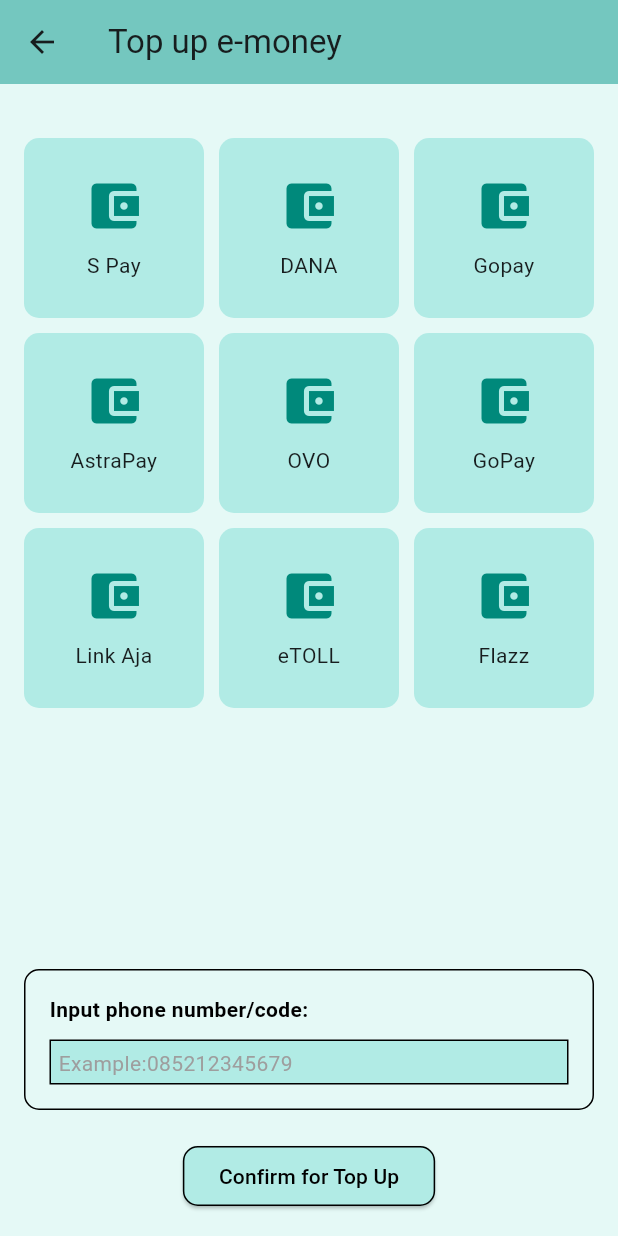
After one commit to iunoz/uts_mobile_banking, a Flutter app: the HomeScreen screen opened directly, after a tap on "Top Up E-Money", on a phone screen of 412 x 824 dp. The commit adds this screen. Run offline on Flutter 3.47's test engine with Material 3 defaults, Android fonts, the phone set to English and light mode, and no system bars; network calls fail.

Commit message:
topupemonscreen dan widget_tahap1

```diff
--- a/lib/screens/balance_screen.dart
+++ b/lib/screens/balance_screen.dart
@@ -5,10 +5,10 @@ class BalanceScreen extends StatefulWidget {
   const BalanceScreen({super.key});
 
   @override
-  _BalanceScreenState createState() => _BalanceScreenState();
+  BalanceScreenState createState() => BalanceScreenState();
 }
 
-class _BalanceScreenState extends State<BalanceScreen> {
+class BalanceScreenState extends State<BalanceScreen> {
   bool _isBalanceHidden =
       true; // This boolean will track whether the balance is hidden or shown
 
--- a/lib/screens/home_screen.dart
+++ b/lib/screens/home_screen.dart
@@ -1,4 +1,5 @@
 import 'package:flutter/material.dart';
+import 'package:uts_mobile_banking/screens/topupemoney_screen.dart';
 import '../widgets/custom_button.dart';
 import 'changecard_screen.dart';
 import 'notification_screen.dart';
@@ -23,34 +24,40 @@ class HomeScreen extends StatelessWidget {
         centerTitle: true,
         backgroundColor: Colors.teal,
       ),
-      body: Center(
+      body: const Center(
         child: Column(
           mainAxisAlignment: MainAxisAlignment.center,
           children: [
             // Tombol untuk ChangeCardScreen
-            const CustomButton(
-              buttonText: 'Change Card Screen',
+            CustomButton(
+              buttonText: 'Change Card',
               destination: ChangeCardScreen(),
               color: Color.fromARGB(255, 192, 248, 214),
             ),
-            const SizedBox(height: 20), // jarak antar tombol
+            SizedBox(height: 20), // jarak antar tombol
             // Tombol untuk NotificationScreen
             CustomButton(
               buttonText: 'Notifications',
               destination: NotificationScreen(),
-              color: const Color.fromARGB(255, 192, 248, 214),
+              color: Color.fromARGB(255, 192, 248, 214),
             ),
-            const SizedBox(height: 20),
+            SizedBox(height: 20),
             // Tombol untuk ProfileScreen
-            const CustomButton(
+            CustomButton(
               buttonText: 'Profile',
               destination: ProfileScreen(),
               color: Color.fromARGB(255, 192, 248, 214),
             ),
-            const SizedBox(height: 20),
-            const CustomButton(
+            SizedBox(height: 20),
+            CustomButton(
               buttonText: 'Balance',
               destination: BalanceScreen(),
+              color: Color.fromARGB(255, 192, 248, 214),
+            ),
+            SizedBox(height: 20),
+            CustomButton(
+              buttonText: 'Top Up E-Money',
+              destination: TopupemoneyScreen(),
               color: Color.fromARGB(255, 192, 248, 214),
             ),
           ],
--- /dev/null
+++ b/lib/screens/topupemoney_screen.dart
@@ -0,0 +1,129 @@
+import 'package:flutter/material.dart';
+import '../widgets/emoney_option.dart';
+
+class TopupemoneyScreen extends StatelessWidget {
+  const TopupemoneyScreen({super.key});
+  @override
+  Widget build(BuildContext context) {
+    return Scaffold(
+      appBar: AppBar(
+        title: const Text('Top up e-money'),
+        backgroundColor: const Color.fromARGB(255, 116, 199, 191),
+      ),
+      body: Container(
+        color: const Color.fromARGB(255, 229, 249, 246), // Warna latar belakang
+        padding: const EdgeInsets.all(16.0),
+        child: Column(
+          crossAxisAlignment: CrossAxisAlignment.start,
+          children: [
+            const SizedBox(height: 20),
+            Expanded(
+              child: GridView.count(
+                // Membuat grid 3x3
+                crossAxisCount: 3,
+                crossAxisSpacing: 10,
+                mainAxisSpacing: 10,
+                children: [
+                  EmoneyOption(
+                    name: "S Pay",
+                    icon: Icons.account_balance_wallet,
+                    onTap: () {},
+                  ),
+                  EmoneyOption(
+                    name: "DANA",
+                    icon: Icons.account_balance_wallet,
+                    onTap: () {},
+                  ),
+                  EmoneyOption(
+                    name: "Gopay",
+                    icon: Icons.account_balance_wallet,
+                    onTap: () {},
+                  ),
+                  EmoneyOption(
+                    name: "AstraPay",
+                    icon: Icons.account_balance_wallet,
+                    onTap: () {},
+                  ),
+                  EmoneyOption(
+                    name: "OVO",
+                    icon: Icons.account_balance_wallet,
+                    onTap: () {},
+                  ),
+                  EmoneyOption(
+                    name: "GoPay",
+                    icon: Icons.account_balance_wallet,
+                    onTap: () {},
+                  ),
+                  EmoneyOption(
+                    name: "Link Aja",
+                    icon: Icons.account_balance_wallet,
+                    onTap: () {},
+                  ),
+                  EmoneyOption(
+                    name: "eTOLL",
+                    icon: Icons.account_balance_wallet,
+                    onTap: () {},
+                  ),
+                  EmoneyOption(
+                    name: "Flazz",
+                    icon: Icons.account_balance_wallet,
+                    onTap: () {},
+                  ),
+                ],
+              ),
+            ),
+            Container(
+              decoration: BoxDecoration(
+                border: Border.all(color: Colors.black),
+                borderRadius: BorderRadius.circular(10),
+              ),
+              padding: const EdgeInsets.all(16),
+              child: Column(
+                crossAxisAlignment: CrossAxisAlignment.start,
+                children: [
+                  const Text(
+                    "Input phone number/code:",
+                    style: TextStyle(
+                        fontWeight: FontWeight.bold,
+                        fontSize: 14,
+                        color: Colors.black),
+                  ),
+                  const SizedBox(height: 10),
+                  Container(
+                    height: 30,
+                    width: double.infinity,
+                    decoration: BoxDecoration(
+                        border: Border.all(color: Colors.black),
+                        color: const Color.fromARGB(255, 177, 235, 229)),
+                    padding: const EdgeInsets.all(5),
+                    child: const Text(
+                      "Example:085212345679",
+                      style: TextStyle(color: Colors.grey),
+                    ),
+                  )
+                ],
+              ),
+            ),
+            const SizedBox(height: 20),
+            Center(
+              child: ElevatedButton(
+                onPressed: () {},
+                style: ElevatedButton.styleFrom(
+                  backgroundColor: const Color.fromARGB(255, 177, 235, 229),
+                  shape: RoundedRectangleBorder(
+                    borderRadius: BorderRadius.circular(10),
+                    side: const BorderSide(color: Colors.black, width: 1),
+                  ),
+                ),
+                child: const Text(
+                  "Confirm for Top Up",
+                  style: TextStyle(color: Colors.black),
+                ),
+              ),
+            ),
+          ],
+        ),
+      ),
+    );
+  }
+}
--- a/lib/widgets/ads_card.dart
+++ b/lib/widgets/ads_card.dart
@@ -4,8 +4,7 @@ class AdsCard extends StatelessWidget {
   final String adTitle;
   final Color color;
 
-  const AdsCard({Key? key, required this.adTitle, required this.color})
-      : super(key: key);
+  const AdsCard({super.key, required this.adTitle, required this.color});
 
   @override
   Widget build(BuildContext context) {
--- /dev/null
+++ b/lib/widgets/emoney_option.dart
@@ -0,0 +1,35 @@
+import 'package:flutter/material.dart';
+
+class EmoneyOption extends StatelessWidget {
+  final String name;
+  final IconData icon;
+  final VoidCallback onTap; // Callback untuk menangani onTap
+
+  const EmoneyOption({
+    super.key,
+    required this.name,
+    required this.icon,
+    required this.onTap,
+  });
+
+  @override
+  Widget build(BuildContext context) {
+    return GestureDetector(
+      onTap: onTap, // Memanggil callback ketika diklik
+      child: Container(
+        decoration: BoxDecoration(
+          color: const Color.fromARGB(255, 177, 235, 229),
+          borderRadius: BorderRadius.circular(10),
+        ),
+        child: Column(
+          mainAxisAlignment: MainAxisAlignment.center,
+          children: [
+            Icon(icon, size: 40, color: Colors.teal[600]),
+            const SizedBox(height: 10),
+            Text(name, textAlign: TextAlign.center),
+          ],
+        ),
+      ),
+    );
+  }
+}
```
Also changed, not shown: lib/screens/changecard_screen.dart (+11 -16 lines), lib/screens/notification_screen.dart (+7 -6 lines), lib/screens/profile_screen.dart (+7 -11 lines).
